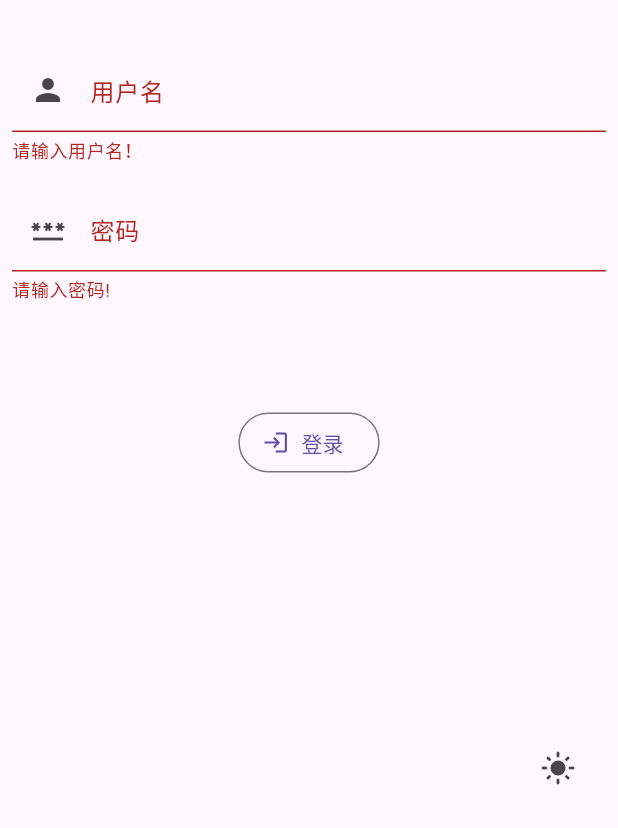
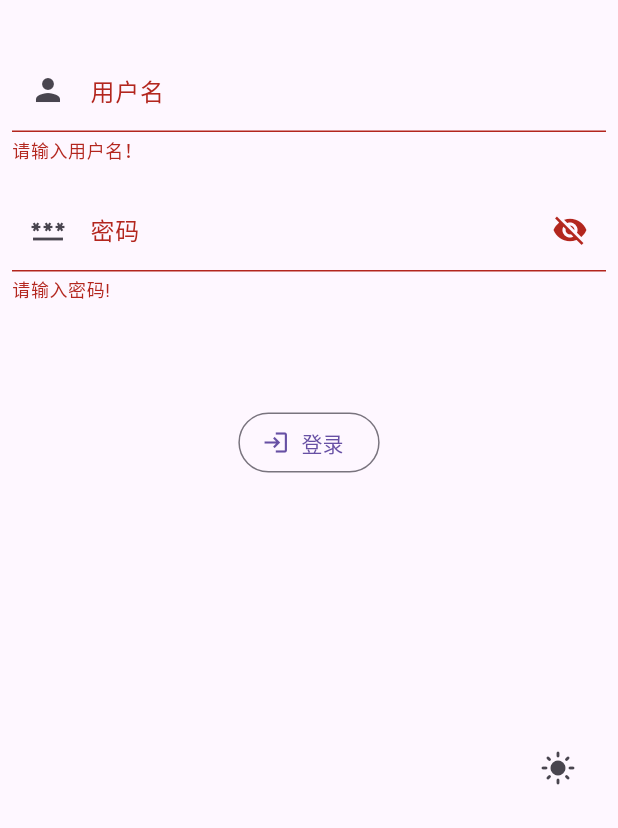
Before and after one commit to alook123/apevolo_flutter, a Flutter app: the screen it shows after launch, after a tap on "登录", on a phone screen of 412 x 824 dp, the part 408-1236 px from its top. Run offline on Flutter 3.47's test engine with Material 3 defaults, Android fonts, the light colour scheme and no system bars; our stand-ins replace dio, fluentui_system_icons, flutter_svg, get, get_storage, retrofit; missing offline and left inert: darq, encrypt; accounts and stored records are empty; generated files the repository leaves out were written again; network calls fail.

Commit message:
feat: 添加密码可见性切换功能，优化密码输入框显示逻辑

```diff
--- a/lib/app/modules/login/controllers/login_controller.dart
+++ b/lib/app/modules/login/controllers/login_controller.dart
@@ -16,6 +16,9 @@ class LoginController extends GetxController
   final TextEditingController usernameTextController = TextEditingController();
   final TextEditingController passwordTextController = TextEditingController();
   final TextEditingController captchaTextController = TextEditingController();
+
+  // 密码可见性控制
+  final RxBool isPasswordVisible = false.obs;
 
   // 用户名输入框的焦点节点
   late final FocusNode usernameFocusNode = FocusNode();
@@ -245,4 +248,9 @@ class LoginController extends GetxController
       }
     }
   }
+
+  // 切换密码可见性
+  void togglePasswordVisibility() {
+    isPasswordVisible.value = !isPasswordVisible.value;
+  }
 }
--- a/lib/app/modules/login/views/login_view.dart
+++ b/lib/app/modules/login/views/login_view.dart
@@ -117,14 +117,25 @@ class LoginView extends GetView<LoginController> {
                         ),
                       ),
                       const SizedBox(height: 16.0),
-                      TextFormField(
+                      Obx(
+                        () => TextFormField(
                           controller: controller.passwordTextController,
-                        decoration: const InputDecoration(
+                          decoration: InputDecoration(
                             labelText: '密码',
-                          prefixIcon: Icon(Icons.password),
+                            prefixIcon: const Icon(Icons.password),
                             hintText: '输入密码',
+                            suffixIcon: IconButton(
+                              icon: Icon(
+                                controller.isPasswordVisible.value
+                                    ? Icons.visibility
+                                    : Icons.visibility_off,
                               ),
-                        obscureText: true,
+                              onPressed: () {
+                                controller.togglePasswordVisibility();
+                              },
+                            ),
+                          ),
+                          obscureText: !controller.isPasswordVisible.value,
                           keyboardType: TextInputType.visiblePassword,
                           textInputAction: TextInputAction.done,
                           autofillHints: const [AutofillHints.password],
@@ -141,6 +152,7 @@ class LoginView extends GetView<LoginController> {
                               controller.onLogin();
                             }
                           },
+                        ),
                       ),
                     ],
                   ),
```
Lines whose indentation alone changed are shown as unchanged.
